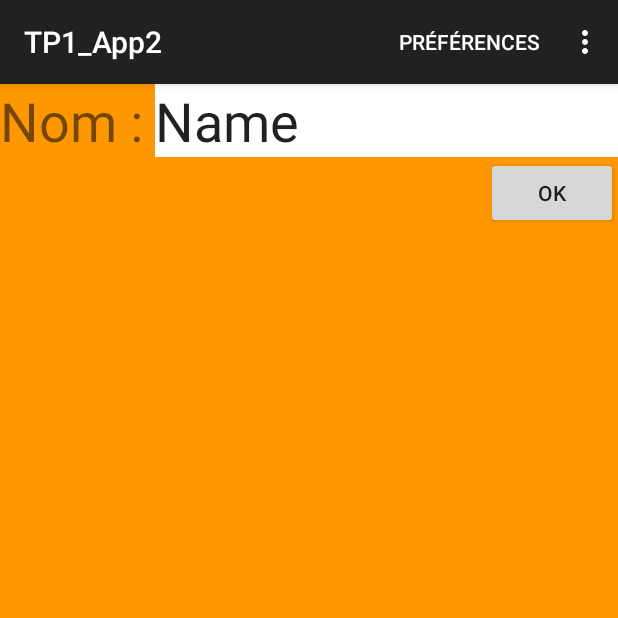
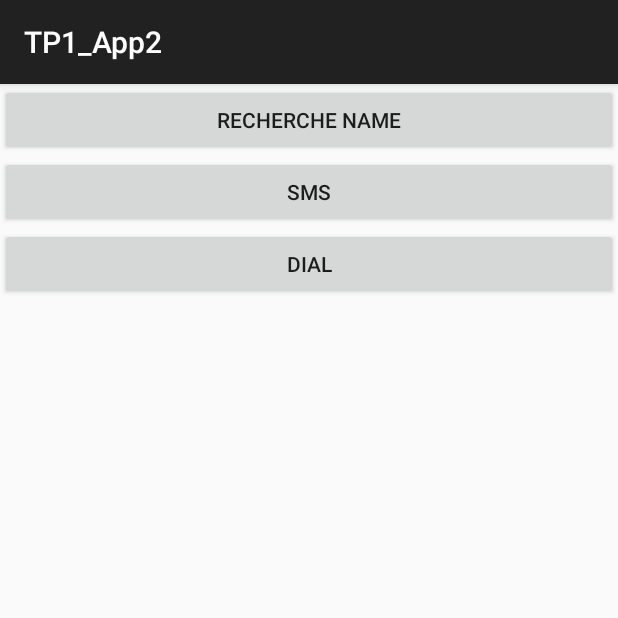
Before and after one commit to tb59/TP1_App2, an Android app: the screen it shows after launch (MainActivity before the commit, SecondActivity after it), after a tap on "OK", on a phone screen of 412 x 824 dp, the top half of it. Run offline under Robolectric (Android 15) with nearby library versions, the light colour scheme and no system bars.

Commit message:
Intents explicites et implicites

```diff
--- a/app/src/main/AndroidManifest.xml
+++ b/app/src/main/AndroidManifest.xml
@@ -9,6 +9,7 @@
         android:roundIcon="@mipmap/logo_tp1_round"
         android:supportsRtl="true"
         android:theme="@style/Theme.AppCompat.Light.DarkActionBar">
+        <activity android:name=".SecondActivity"></activity>
         <activity android:name=".MainActivity">
             <intent-filter>
                 <action android:name="android.intent.action.MAIN" />
--- a/app/src/main/java/com/example/tp1_app2/MainActivity.java
+++ b/app/src/main/java/com/example/tp1_app2/MainActivity.java
@@ -2,6 +2,7 @@ package com.example.tp1_app2;
 
 import androidx.appcompat.app.AppCompatActivity;
 
+import android.content.Intent;
 import android.os.Bundle;
 import android.util.Log;
 import android.view.Menu;
@@ -40,8 +41,16 @@ public class MainActivity extends AppCompatActivity implements View.OnClickListe
     public void onClick(View v) {
         // appelée lors du click sur btnOk, OU edtPseudo
         String s = refEdtPseudo.getText().toString();
+        Bundle b = new Bundle();
+        b.putString("pseudo",s);
+
         switch(v.getId()) {
-            case R.id.btnOK : alerter("Pseudo = " + s);break;
+            case R.id.btnOK :
+                alerter("Pseudo(bundle) = " + b.getString("pseudo"));
+                Intent versSecondAct = new Intent(this,SecondActivity.class);
+                versSecondAct.putExtras(b);
+                startActivity(versSecondAct);
+                break;
             case R.id.edtPseudo : alerter("click sur edtPseudo");break;
 
         }
--- /dev/null
+++ b/app/src/main/java/com/example/tp1_app2/SecondActivity.java
@@ -0,0 +1,103 @@
+package com.example.tp1_app2;
+
+import androidx.appcompat.app.AppCompatActivity;
+import androidx.constraintlayout.widget.ConstraintLayout;
+
+import android.app.SearchManager;
+import android.content.Intent;
+import android.net.Uri;
+import android.os.Bundle;
+import android.util.Log;
+import android.view.View;
+import android.widget.Button;
+import android.widget.LinearLayout;
+import android.widget.Toast;
+
+public class SecondActivity extends AppCompatActivity implements View.OnClickListener {
+
+    private final String TAG = "PMR";
+    private LinearLayout refLayBody;
+    private String pseudo = "";
+    private String phoneNumber="A completer !";
+
+    int idBtn1 = View.generateViewId();
+    int idBtn2 = View.generateViewId();
+    int idBtn3 = View.generateViewId();
+
+
+    @Override
+    protected void onCreate(Bundle savedInstanceState) {
+        super.onCreate(savedInstanceState);
+        setContentView(R.layout.activity_second);
+
+        Bundle b = this.getIntent().getExtras();
+        pseudo = b.getString("pseudo");
+        alerter("Pseudo saisi " + pseudo);
+
+        refLayBody = findViewById(R.id.layBody);
+
+        // Création d'un bouton et paramètrage
+        Button btnRechercheWeb = new Button(this);
+        btnRechercheWeb.setText("Recherche " + pseudo);
+        btnRechercheWeb.setId(idBtn1);
+        btnRechercheWeb.setOnClickListener(this);
+
+
+        // Création d'un bouton et paramètrage
+        Button btnSMS = new Button(this);
+        btnSMS.setText("SMS");
+        btnSMS.setId(idBtn2);
+        btnSMS.setOnClickListener(this);
+
+        // Création d'un bouton et paramètrage
+        Button btnDial = new Button(this);
+        btnDial.setText("Dial");
+        btnDial.setId(idBtn3);
+        btnDial.setOnClickListener(this);
+
+        // Insertion du boutons dans le layout
+        refLayBody.addView(btnRechercheWeb);
+        refLayBody.addView(btnSMS);
+        refLayBody.addView(btnDial);
+    }
+
+    void alerter(String s) {
+        Log.i(TAG,s);
+        Toast t = Toast.makeText(this,s, Toast.LENGTH_LONG);
+        t.show();
+    }
+
+    @Override
+    public void onClick(View v) {
+        if (v.getId() == idBtn1) {
+            Intent intent = new Intent(Intent.ACTION_WEB_SEARCH);
+            intent.putExtra(SearchManager.QUERY, pseudo);
+            if (intent.resolveActivity(getPackageManager()) != null) {
+                startActivity(intent);
+            }
+        }
+        else if (v.getId() == idBtn2) {
+            alerter("Btn 2");
+            Intent intent = new Intent(Intent.ACTION_SEND);
+
+            intent.setData(Uri.parse("smsto:" + phoneNumber));
+            // This ensures only SMS apps respond
+            intent.putExtra("sms_body", "Pseudo saisi : "+ pseudo);
+            // intent.putExtra(Intent.EXTRA_STREAM, attachment);
+            if (intent.resolveActivity(getPackageManager()) != null) {
+                startActivity(intent);
+            }
+
+        } else if (v.getId() == idBtn3) {
+            Intent intent = new Intent(Intent.ACTION_DIAL);
+            intent.setData(Uri.parse("tel:" + phoneNumber));
+            if (intent.resolveActivity(getPackageManager()) != null) {
+                startActivity(intent);
+            }
+
+        }
+
+
+
+    }
+}
--- /dev/null
+++ b/app/src/main/res/layout/activity_second.xml
@@ -0,0 +1,11 @@
+<?xml version="1.0" encoding="utf-8"?>
+<LinearLayout xmlns:android="http://schemas.android.com/apk/res/android"
+    xmlns:app="http://schemas.android.com/apk/res-auto"
+    xmlns:tools="http://schemas.android.com/tools"
+    android:id="@+id/layBody"
+    android:layout_width="match_parent"
+    android:layout_height="match_parent"
+    tools:context=".SecondActivity"
+    android:orientation="vertical">
+
+</LinearLayout>
```
